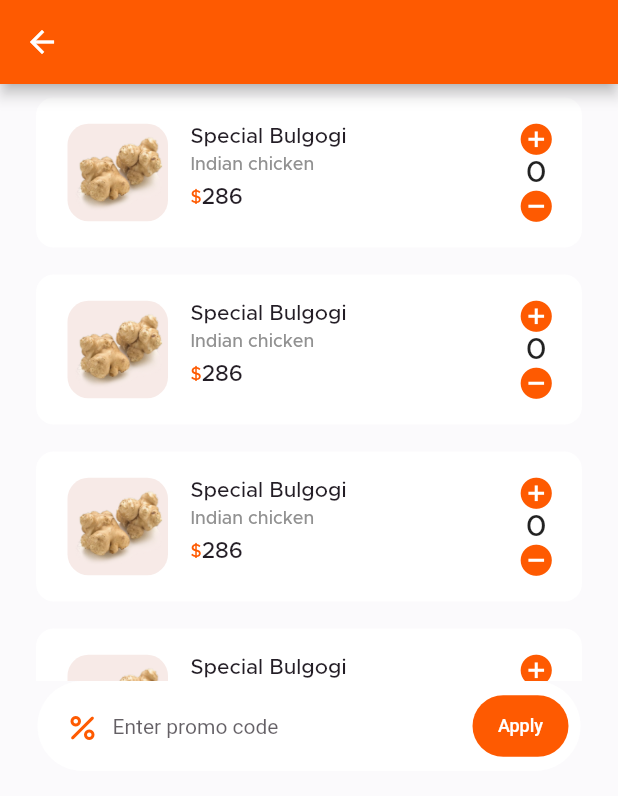
After one commit to YousifMazen/e_commerce, a Flutter app: the CartScreen screen opened by its route, on a phone screen of 412 x 824 dp. The commit adds this screen. Shown: the top 796 px of the screen. Run offline on Flutter 3.47's test engine with Material 2 defaults, Android fonts, the phone set to English and light mode, and no system bars; our stand-ins replace smooth_page_indicator.

Commit message:
cart screen

```diff
--- a/lib/constants/routes_names.dart
+++ b/lib/constants/routes_names.dart
@@ -11,4 +11,5 @@ class RoutesNames {
   static const String favorite = '/favorite';
   static const String hollanGo = '/hollan_go';
   static const String profile = '/profile';
+  static const String cart = '/cart';
 }
--- /dev/null
+++ b/lib/screens/cart.dart
@@ -0,0 +1,132 @@
+import 'package:e_commerce/widgets/cart_item.dart';
+import 'package:flutter/material.dart';
+
+class CartScreen extends StatefulWidget {
+  const CartScreen({super.key});
+
+  @override
+  State<CartScreen> createState() => _CartScreenState();
+}
+
+class _CartScreenState extends State<CartScreen> {
+  List<int> itemCounts = [0, 0, 0, 0, 0, 0];
+
+  void incrementCount(int index) {
+    setState(() {
+      itemCounts[index]++;
+    });
+  }
+
+  void decrementCount(int index) {
+    if (itemCounts[index] > 0) {
+      setState(() {
+        itemCounts[index]--;
+      });
+    }
+  }
+
+  @override
+  Widget build(BuildContext context) {
+    return Scaffold(
+      backgroundColor: const Color.fromARGB(250, 251, 250, 252),
+      appBar: AppBar(),
+      body: SafeArea(
+        child: Column(
+          mainAxisAlignment: MainAxisAlignment.end,
+          children: [
+            Expanded(
+              child: ListView.builder(
+                itemCount: itemCounts.length,
+                itemBuilder: (context, index) {
+                  return CartItem(
+                    count: itemCounts[index],
+                    onIncrement: () => incrementCount(index),
+                    onDecrement: () => decrementCount(index),
+                  );
+                },
+              ),
+            ),
+            Padding(
+              padding: const EdgeInsets.symmetric(horizontal: 25),
+              child: Container(
+                width: double.infinity,
+                height: 60,
+                decoration: BoxDecoration(
+                  color: Colors.white,
+                  borderRadius: BorderRadius.circular(30),
+                ),
+                child: Row(
+                  mainAxisAlignment: MainAxisAlignment.spaceBetween,
+                  children: [
+                    Padding(
+                      padding: const EdgeInsets.fromLTRB(18, 19, 0, 18),
+                      child: Row(
+                        children: const [
+                          Icon(
+                            Icons.percent_rounded,
+                            color: Color(0xFFFE5A01),
+                          ),
+                          Padding(
+                            padding: EdgeInsets.only(left: 8.0),
+                            child: Opacity(
+                              opacity: 0.7,
+                              child: Text(
+                                'Enter promo code',
+                                style: TextStyle(
+                                  fontFamily: 'Roboto',
+                                  fontSize: 14,
+                                  color: Color(0xFF231D25),
+                                ),
+                              ),
+                            ),
+                          ),
+                        ],
+                      ),
+                    ),
+                    Padding(
+                      padding: const EdgeInsets.only(right: 8.0),
+                      child: Container(
+                        width: 64,
+                        height: 41,
+                        child: ElevatedButton(
+                          style: ElevatedButton.styleFrom(
+                            elevation: 0,
+                            shape: RoundedRectangleBorder(
+                              borderRadius: BorderRadius.circular(21),
+                            ),
+                          ),
+                          onPressed: () {},
+                          child: const Text(
+                            'Apply',
+                            style: TextStyle(
+                              fontFamily: 'Roboto',
+                              fontSize: 12,
+                              color: Color(0xFFFFFFFF),
+                            ),
+                          ),
+                        ),
+                      ),
+                    ),
+                  ],
+                ),
+              ),
+            ),
+            const SizedBox(
+              height: 30,
+            ),
+            Container(
+              width: double.infinity,
+              height: 280,
+              decoration: const BoxDecoration(
+                color: Colors.white,
+                borderRadius: BorderRadius.only(
+                    topLeft: Radius.circular(15),
+                    topRight: Radius.circular(15)),
+              ),
+            ),
+          ],
+        ),
+      ),
+    );
+  }
+}
--- a/lib/screens/home.dart
+++ b/lib/screens/home.dart
@@ -42,9 +42,8 @@ class HomeScreen extends StatelessWidget {
               break;
             case 1:
               // Navigate to the Offers screen
-              Navigator.of(context).pushNamedAndRemoveUntil(
+              Navigator.of(context).pushNamed(
                 RoutesNames.offers,
-                (route) => false,
               );
               break;
             case 2:
@@ -130,7 +129,8 @@ class HomeScreen extends StatelessWidget {
                                         BorderRadius.circular(Values.inputs_br),
                                   ),
                                   child: IconButton(
-                                    onPressed: () {},
+                                    onPressed: () => Navigator.of(context)
+                                        .pushNamed(RoutesNames.cart),
                                     icon: const Icon(
                                       Icons.shopping_bag_outlined,
                                       size: 30,
@@ -214,10 +214,8 @@ class HomeScreen extends StatelessWidget {
                       ),
                     ),
                     TextButton(
-                      onPressed: () =>
-                          Navigator.of(context).pushNamedAndRemoveUntil(
+                      onPressed: () => Navigator.of(context).pushNamed(
                         RoutesNames.offers,
-                        (route) => false,
                       ),
                       child: const Text(
                         'See all >',
@@ -535,7 +533,6 @@ class HomeScreen extends StatelessWidget {
                                         borderRadius: BorderRadius.circular(14),
                                       ),
                                       child: Image.asset(
-                                        // here
                                         'assets/idk.png',
                                         fit: BoxFit.contain,
                                       ),
--- a/lib/utils/routes.dart
+++ b/lib/utils/routes.dart
@@ -1,4 +1,5 @@
 import 'package:e_commerce/constants/routes_names.dart';
+import 'package:e_commerce/screens/cart.dart';
 import 'package:e_commerce/screens/home.dart';
 import 'package:e_commerce/screens/intro.dart';
 import 'package:e_commerce/screens/location.dart';
@@ -31,7 +32,9 @@ class AppRouteGenerator {
       case RoutesNames.home:
         return MaterialPageRoute(builder: (_) => const HomeScreen());
       case RoutesNames.offers:
-        return MaterialPageRoute(builder: (_) => OffersScreen());
+        return MaterialPageRoute(builder: (_) => const OffersScreen());
+      case RoutesNames.cart:
+        return MaterialPageRoute(builder: (_) => const CartScreen());
       default:
         // Open this page if wrong route address used
         return MaterialPageRoute(
--- /dev/null
+++ b/lib/widgets/cart_item.dart
@@ -0,0 +1,132 @@
+import 'package:flutter/material.dart';
+
+class CartItem extends StatelessWidget {
+  final int count;
+  final VoidCallback onIncrement;
+  final VoidCallback onDecrement;
+
+  const CartItem({
+    Key? key,
+    required this.count,
+    required this.onIncrement,
+    required this.onDecrement,
+  }) : super(key: key);
+
+  @override
+  Widget build(BuildContext context) {
+    return Container(
+      height: 100,
+      margin: const EdgeInsets.symmetric(
+        horizontal: 24,
+        vertical: 18 / 2,
+      ),
+      decoration: BoxDecoration(
+        color: Colors.white,
+        borderRadius: BorderRadius.circular(12),
+      ),
+      child: Row(
+        children: [
+          Padding(
+            padding: const EdgeInsets.only(
+              left: 21,
+            ),
+            child: Container(
+              decoration: BoxDecoration(
+                color: const Color(0xFFF7EAE7),
+                borderRadius: BorderRadius.circular(14),
+              ),
+              child: Image.asset(
+                'assets/idk.png',
+                width: 67,
+                height: 65,
+              ),
+            ),
+          ),
+          Padding(
+            padding: const EdgeInsets.only(
+              top: 19,
+              bottom: 18,
+              left: 15,
+            ),
+            child: Column(
+              crossAxisAlignment: CrossAxisAlignment.start,
+              children: [
+                const Padding(
+                  padding: EdgeInsets.only(bottom: 5),
+                  child: Text(
+                    'Special Bulgogi',
+                    style: TextStyle(
+                      fontSize: 14,
+                      color: Color(0xff231D25),
+                    ),
+                  ),
+                ),
+                const Padding(
+                  padding: EdgeInsets.only(
+                    bottom: 9,
+                  ),
+                  child: Text(
+                    'Indian chicken',
+                    style: TextStyle(
+                      fontSize: 12,
+                      color: Color(0xff919191),
+                    ),
+                  ),
+                ),
+                Row(
+                  children: const [
+                    Text(
+                      '\$',
+                      style: TextStyle(
+                        color: Color(0xFFFE5A01),
+                        fontSize: 12,
+                      ),
+                    ),
+                    Text(
+                      '286',
+                      style: TextStyle(
+                        fontSize: 15,
+                        color: Color(0xff231D25),
+                      ),
+                    ),
+                  ],
+                ),
+              ],
+            ),
+          ),
+          const Spacer(),
+          Padding(
+            padding: const EdgeInsets.fromLTRB(0, 14, 18, 14),
+            child: Column(
+              mainAxisAlignment: MainAxisAlignment.center,
+              children: [
+                InkWell(
+                  onTap: onIncrement,
+                  child: const Icon(
+                    Icons.add_circle,
+                    color: Color(0xFFFE5A01),
+                    size: 25,
+                  ),
+                ),
+                Text(
+                  '$count',
+                  style: const TextStyle(
+                    fontSize: 20,
+                  ),
+                ),
+                InkWell(
+                  onTap: onDecrement,
+                  child: const Icon(
+                    Icons.remove_circle,
+                    color: Color(0xFFFE5A01),
+                    size: 25,
+                  ),
+                ),
+              ],
+            ),
+          ),
+        ],
+      ),
+    );
+  }
+}
```
